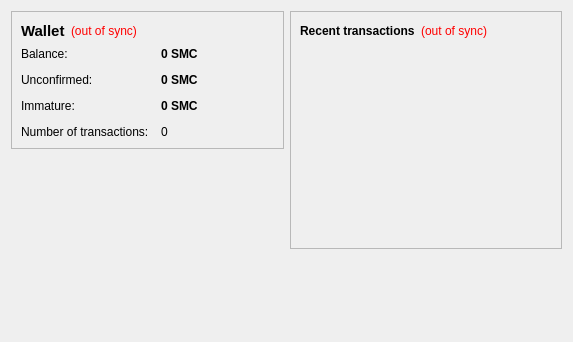
ponecoin/ponecoin, file src/qt/forms/overviewpage.ui: the form before one commit.
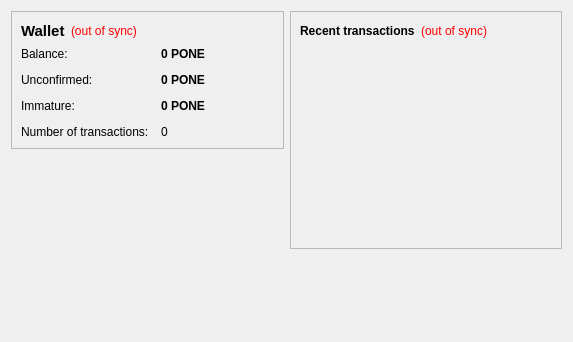
The form after the commit.

Commit message: Based PONE off of LTC.

The edit to the form file:
```diff
--- a/src/qt/forms/overviewpage.ui
+++ b/src/qt/forms/overviewpage.ui
@@ -105,7 +105,7 @@
              <string>Your current balance</string>
             </property>
             <property name="text">
-             <string notr="true">0 SMC</string>
+             <string notr="true">0 PONE</string>
             </property>
             <property name="textInteractionFlags">
              <set>Qt::LinksAccessibleByMouse|Qt::TextSelectableByKeyboard|Qt::TextSelectableByMouse</set>
@@ -134,7 +134,7 @@
              <string>Total of transactions that have yet to be confirmed, and do not yet count toward the current balance</string>
             </property>
             <property name="text">
-             <string notr="true">0 SMC</string>
+             <string notr="true">0 PONE</string>
             </property>
             <property name="textInteractionFlags">
              <set>Qt::LinksAccessibleByMouse|Qt::TextSelectableByKeyboard|Qt::TextSelectableByMouse</set>
@@ -177,7 +177,7 @@
              <string>Mined balance that has not yet matured</string>
             </property>
             <property name="text">
-             <string notr="true">0 SMC</string>
+             <string notr="true">0 PONE</string>
             </property>
             <property name="textInteractionFlags">
              <set>Qt::LinksAccessibleByMouse|Qt::TextSelectableByKeyboard|Qt::TextSelectableByMouse</set>
```
Left out of the diff: 4 changed lines with no effect on the pictures. The commit also changes 40 other files.
